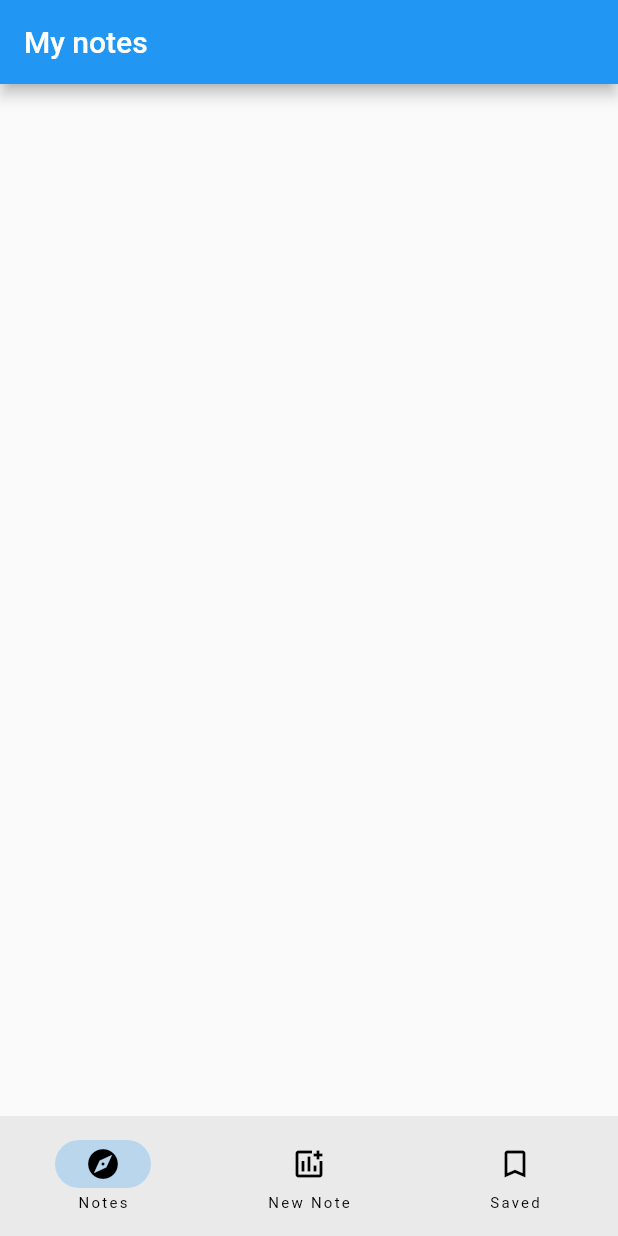
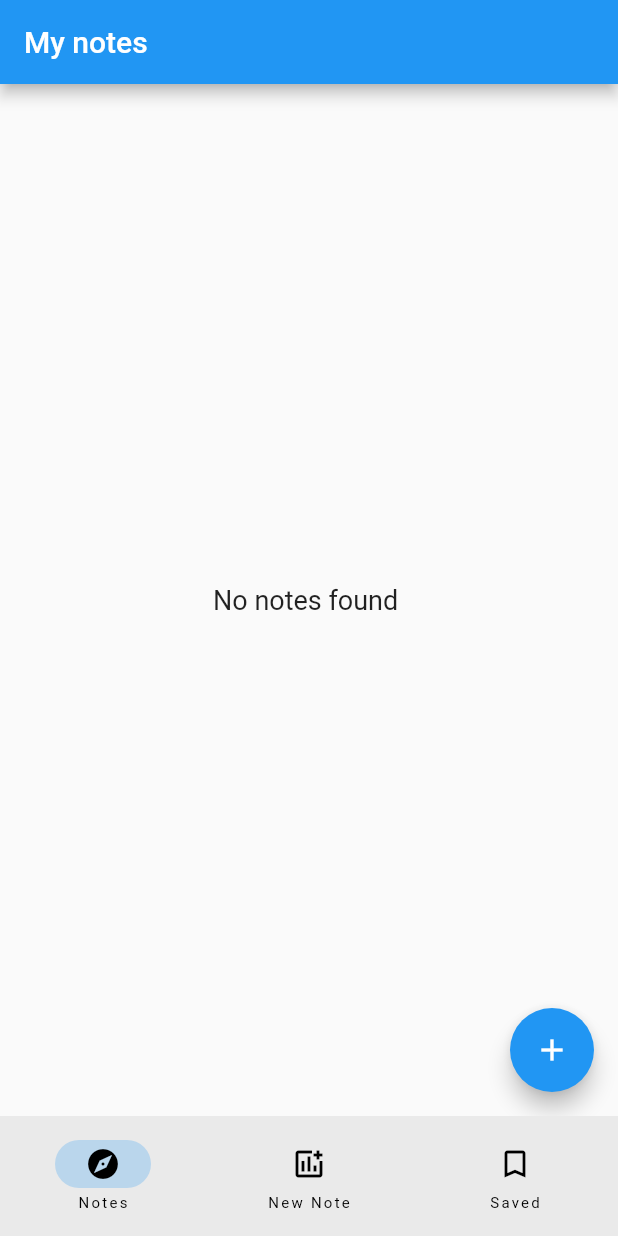
Before and after one commit to abramaleko/my_notes, a Flutter app: the screen it shows after launch, on a phone screen of 412 x 824 dp. Run offline on Flutter 3.47's test engine with Material 2 defaults, Android fonts, the phone set to English and light mode, and no system bars; our stand-ins replace flutter_slidable.

Commit message:
added floating button to notes list

```diff
--- a/lib/main.dart
+++ b/lib/main.dart
@@ -46,7 +46,7 @@ class _NavigationContainerState extends State<NavigationContainer> {
 
     switch (currentIndex) {
       case 0:
-        page = NotesList(notes: notes);
+        page = NotesList(notes: notes,updatePage:updatePage);
         break;
       case 1:
         page = MyNotes(addNote: addNote, updatePage: updatePage);
--- a/lib/notes_list.dart
+++ b/lib/notes_list.dart
@@ -1,11 +1,17 @@
 import 'package:flutter/material.dart';
 import 'package:flutter_slidable/flutter_slidable.dart';
 
-class NotesList extends StatelessWidget {
+class NotesList extends StatefulWidget {
   final List<Map> notes;
+  final Function(int) updatePage;
 
-  const NotesList({super.key, required this.notes});
+  const NotesList({super.key, required this.notes, required this.updatePage});
 
+  @override
+  State<NotesList> createState() => _NotesListState();
+}
+
+class _NotesListState extends State<NotesList> {
   @override
   Widget build(BuildContext context) {
     return MaterialApp(
@@ -14,11 +20,21 @@ class NotesList extends StatelessWidget {
         appBar: AppBar(
           title: const Text('My notes'),
         ),
-        body: ListView.builder(
-          itemCount: notes.length,
+        body: Builder(builder: (BuildContext context) {
+          if (widget.notes.isEmpty) {
+            return const Center(
+              child: Text(
+                'No notes found ',
+                style: TextStyle(
+                  fontSize: 18,
+                ),
+              ),
+            );
+          } else {
+            return ListView.builder(
+              itemCount: widget.notes.length,
               itemBuilder: (BuildContext context, int index) {
-            final note = notes[index];
-
+                final note = widget.notes[index];
                 return Column(
                   children: [
                     Slidable(
@@ -37,7 +53,7 @@ class NotesList extends StatelessWidget {
                         ],
                       ),
                       child: ListTile(
-                    tileColor:const Color.fromARGB(255, 230, 226, 226),
+                        tileColor: const Color.fromARGB(255, 230, 226, 226),
                         title: Text(
                           note['topic'],
                           style: const TextStyle(
@@ -54,13 +70,16 @@ class NotesList extends StatelessWidget {
                     ),
                   ],
                 );
-
-            // return ListTile(
-            //   title: Text(),
-            //   subtitle: Text(note['content']),
-            // );
               },
-        ),
+            );
+          }
+        }),
+        floatingActionButton: FloatingActionButton(
+            onPressed: () {
+              widget.updatePage(1);
+              setState(() { }); //updates the ui
+            },
+            child: const Icon(Icons.add)),
       ),
     );
   }
```
Lines whose indentation alone changed are shown as unchanged.
